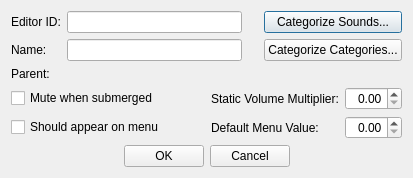
The window that native/src/DovahKit/ui/form_windows/sound_category.ui (DavidJCobb/DovahKit) describes before a commit, drawn with Qt 5.
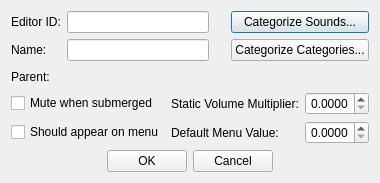
The same window after the commit. Custom widgets are drawn as their Qt base class.

```diff
--- a/native/src/DovahKit/ui/form_windows/sound_category.ui
+++ b/native/src/DovahKit/ui/form_windows/sound_category.ui
@@ -2,6 +2,14 @@
 <ui version="4.0">
  <class>FormDialogSoundCategory</class>
  <widget class="QDialog" name="FormDialogSoundCategory">
+  <property name="geometry">
+   <rect>
+    <x>0</x>
+    <y>0</y>
+    <width>376</width>
+    <height>183</height>
+   </rect>
+  </property>
   <property name="windowTitle">
    <string>Sound Category</string>
   </property>
@@ -119,6 +127,12 @@
        <property name="alignment">
         <set>Qt::AlignRight|Qt::AlignTrailing|Qt::AlignVCenter</set>
        </property>
+       <property name="decimals">
+        <number>4</number>
+       </property>
+       <property name="maximum">
+        <double>1.000000000000000</double>
+       </property>
       </widget>
      </item>
      <item row="1" column="2">
@@ -139,6 +153,12 @@
        <property name="alignment">
         <set>Qt::AlignRight|Qt::AlignTrailing|Qt::AlignVCenter</set>
        </property>
+       <property name="decimals">
+        <number>4</number>
+       </property>
+       <property name="maximum">
+        <double>1.000000000000000</double>
+       </property>
       </widget>
      </item>
      <item row="0" column="2">
```
Left out of the diff: 8 changed lines with no effect on the pictures.
